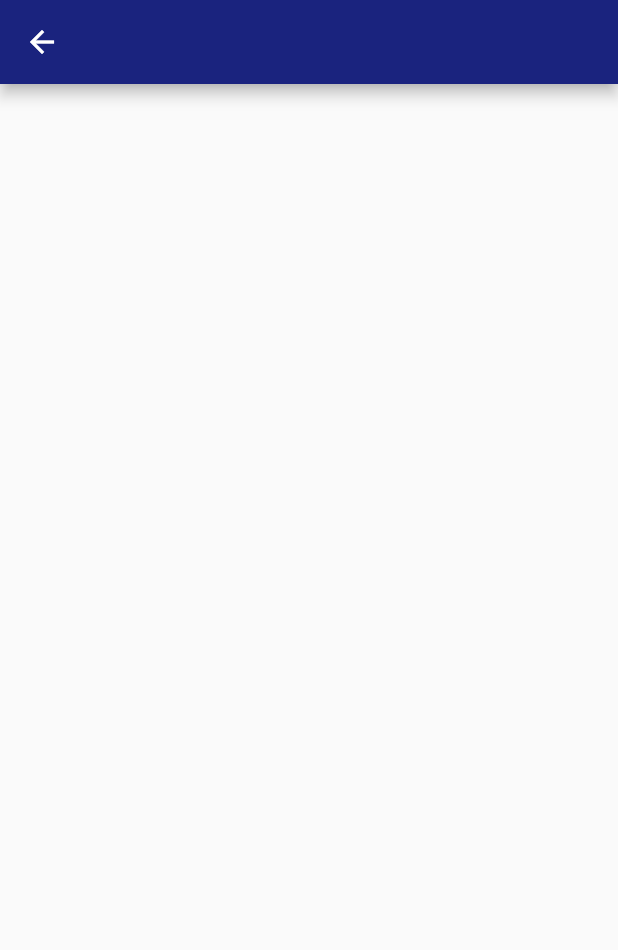
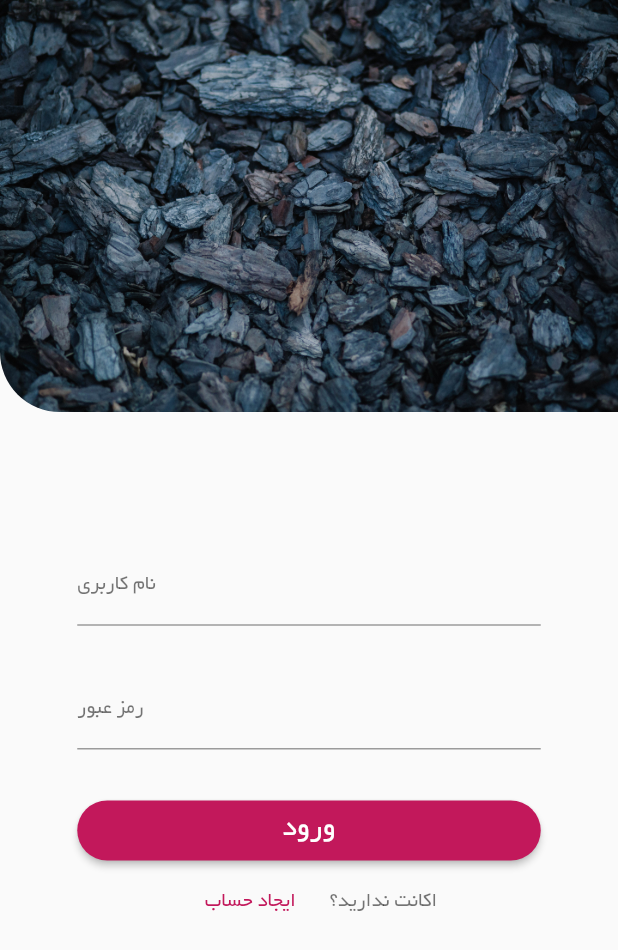
Before and after one commit to arvin2079/PlanB, a Flutter app: the screen it shows after launch, after a tap on "Login", on a phone screen of 412 x 824 dp. Shown: the top 950 px of the screen. Run offline on Flutter 3.47's test engine with Material 2 defaults, Android fonts, the phone set to English and light mode, and no system bars; our stand-ins replace image_picker; missing offline and left inert: autocomplete_textfield.

Commit message:
Login page created

```diff
--- a/application/plan_b/lib/src/ui/constants/constants.dart
+++ b/application/plan_b/lib/src/ui/constants/constants.dart
@@ -21,6 +21,7 @@ final ThemeData lightTheme = ThemeData.light().copyWith(
       borderRadius: BorderRadius.circular(20.0),
     ),
   ),
+
 
   textTheme: TextTheme(
 
--- a/application/plan_b/lib/src/ui/login_screen.dart
+++ b/application/plan_b/lib/src/ui/login_screen.dart
@@ -1,15 +1,57 @@
+import 'dart:ui';
+
 import 'package:flutter/material.dart';
+import 'package:planb/src/ui/constants/constants.dart';
+
+import 'uiComponents/customTextField.dart';
 
 class LoginScreen extends StatelessWidget {
   @override
   Widget build(BuildContext context) {
     return Scaffold(
-      appBar: AppBar(
-        title: ClipRRect(
+      body: Column(
+        crossAxisAlignment: CrossAxisAlignment.stretch,
+        children: <Widget>[
+          ClipRRect(
+              borderRadius: BorderRadius.only(bottomLeft: Radius.circular(40)),
+              child: Image.asset("images/loginBackground.jpg")),
+          SizedBox(height:80,),
+          Expanded(
+            child: Container(
+              margin: EdgeInsets.symmetric(horizontal: MediaQuery.of(context).size.width/8,),
+              child:SingleChildScrollView(
+                child: Column(
+                  crossAxisAlignment: CrossAxisAlignment.stretch,
+                  children: <Widget>[
+                    CustomtextField(
+                      labeltext: 'نام کاربری',
+                    ),
+                    SizedBox(height: 10,),
+                    CustomtextField(
+                      labeltext: 'رمز عبور',
+                      inputType: TextInputType.text,
+                    ),
+                    SizedBox(height: 20,),
+                    RaisedButton(
+                      child: Text("ورود", style: Theme.of(context).textTheme.button,),
+                      onPressed: (){},
+                    ),
+                    Row(
+                      mainAxisAlignment: MainAxisAlignment.center,
+                      children: <Widget>[
 
-        )
-      ),
-      body: Center(
+                        FlatButton(
+                          child: Text("ایجاد حساب  ", style: Theme.of(context).textTheme.display2.copyWith(color: secondaryColor)),
+                        ),
+                        Text("اکانت ندارید؟", style: Theme.of(context).textTheme.display2,),
+                      ],
+                    )
+                  ],
+                ),
+              ),
+            ),
+          ),
+        ],
       ),
     );
   }
--- a/application/plan_b/pubspec.yaml
+++ b/application/plan_b/pubspec.yaml
@@ -49,8 +49,8 @@ flutter:
         - asset: assets/fonts/yekan.ttf
 
   # To add assets to your application, add an assets section, like this:
-   assets:
-    - images/loginBackground.jpeg
+  assets:
+    - images/loginBackground.jpg
 
   # An image asset can refer to one or more resolution-specific "variants", see
   # https://flutter.dev/assets-and-images/#resolution-aware.
```
Also changed, not shown: application/plan_b/images/loginBackground.jpg (added), application/plan_b/images/loginBackground.png (deleted).
